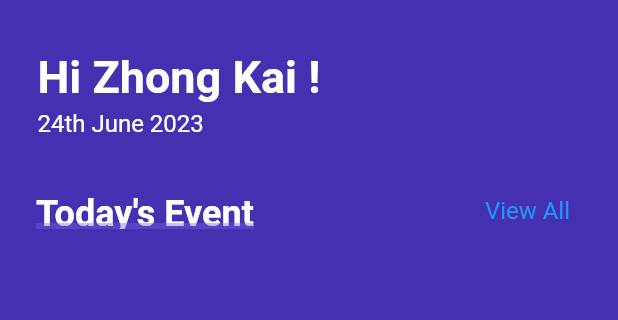
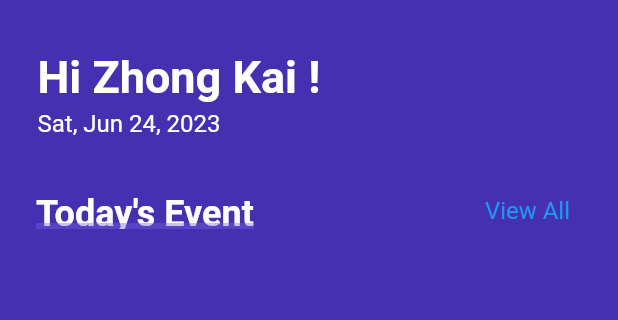
Before and after one commit to evanyan13/autotsk, a Flutter app: the screen it shows after launch, on a phone screen of 412 x 824 dp, the part 71-391 px from its top. Run offline on Flutter 3.47's test engine with Material 2 defaults, Android fonts, the phone set to English and light mode, and no system bars; drawn by our look-alikes of salomon_bottom_bar; our stand-ins replace flutter_svg; Roboto replaces fonts that are missing (Neometric).

Commit message:
Update Home Page

```diff
--- a/autotsk/lib/screen_type/home/components/body.dart
+++ b/autotsk/lib/screen_type/home/components/body.dart
@@ -9,6 +9,8 @@ class Body extends StatelessWidget {
 
   @override
   Widget build(BuildContext context) {
+    var time = DateTime.now;
+
     return SingleChildScrollView(
       child: Column(children: <Widget>[
         greetings_row(),
@@ -46,10 +48,11 @@ class Body extends StatelessWidget {
                 child: Text(
                   "View All",
                   style: TextStyle(
-                  fontFamily: 'Neometric',
-                  fontWeight: FontWeight.normal,
-                  fontSize: 16,
-                ),),
+                    fontFamily: 'Neometric',
+                    fontWeight: FontWeight.normal,
+                    fontSize: 16,
+                  ),
+                ),
               )
             ],
           ),
--- a/autotsk/lib/screen_type/home/components/greetings_row.dart
+++ b/autotsk/lib/screen_type/home/components/greetings_row.dart
@@ -1,6 +1,7 @@
 // ignore_for_file: prefer_const_constructors, prefer_const_literals_to_create_immutables
 
 import "package:flutter/material.dart";
+import 'package:intl/intl.dart';
 
 class greetings_row extends StatelessWidget {
   const greetings_row({
@@ -33,7 +34,7 @@ class greetings_row extends StatelessWidget {
                       height: 4,
                     ),
                     Text(
-                      "24th June 2023",
+                      DateFormat("yMMMEd").format(DateTime.now()),
                       style: TextStyle(
                         color: Colors.white,
                         fontFamily: 'Neometric',
--- a/autotsk/pubspec.yaml
+++ b/autotsk/pubspec.yaml
@@ -32,6 +32,7 @@ dependencies:
   flutter:
     sdk: flutter
   flutter_svg: ^2.0.7
+  intl: ^0.18.1
   salomon_bottom_bar: ^3.3.2
 
 dev_dependencies:
```
Also changed, not shown: autotsk/pubspec.lock.
